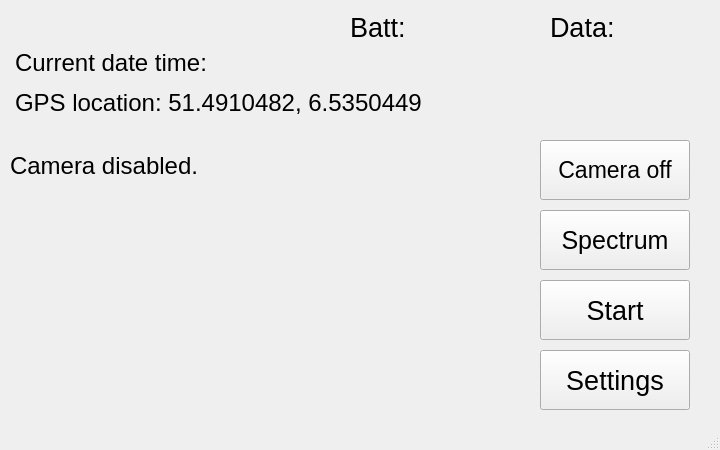
Qt form code/thu/gui.ui (yenthusiastic/ARP07) before a commit.
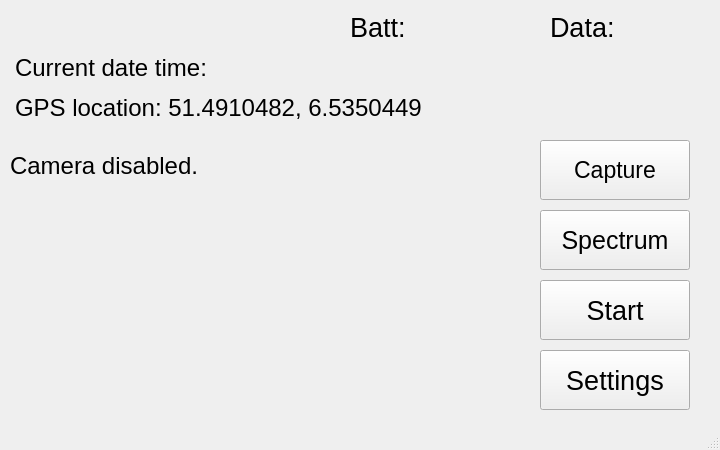
The same form after that commit.

Commit message:
add new Neopixel for data status, add exception handling for Camera
edit status_lead thread to show both battery and data status on 2 Neopixel LEDs
change Camera code to handle exception when no camera is available
update GUI manual

```diff
--- a/code/thu/gui.ui
+++ b/code/thu/gui.ui
@@ -55,7 +55,7 @@
      <cursorShape>PointingHandCursor</cursorShape>
     </property>
     <property name="text">
-     <string>Camera off</string>
+     <string>Capture</string>
     </property>
     <property name="default">
      <bool>false</bool>
@@ -152,7 +152,7 @@
     <property name="geometry">
      <rect>
       <x>15</x>
-      <y>45</y>
+      <y>50</y>
       <width>267</width>
       <height>35</height>
      </rect>
@@ -182,7 +182,7 @@
     <property name="geometry">
      <rect>
       <x>15</x>
-      <y>85</y>
+      <y>90</y>
       <width>511</width>
       <height>35</height>
      </rect>
```
Left out of the diff: 4 changed lines with no effect on the pictures. The commit also changes 9 other files.
